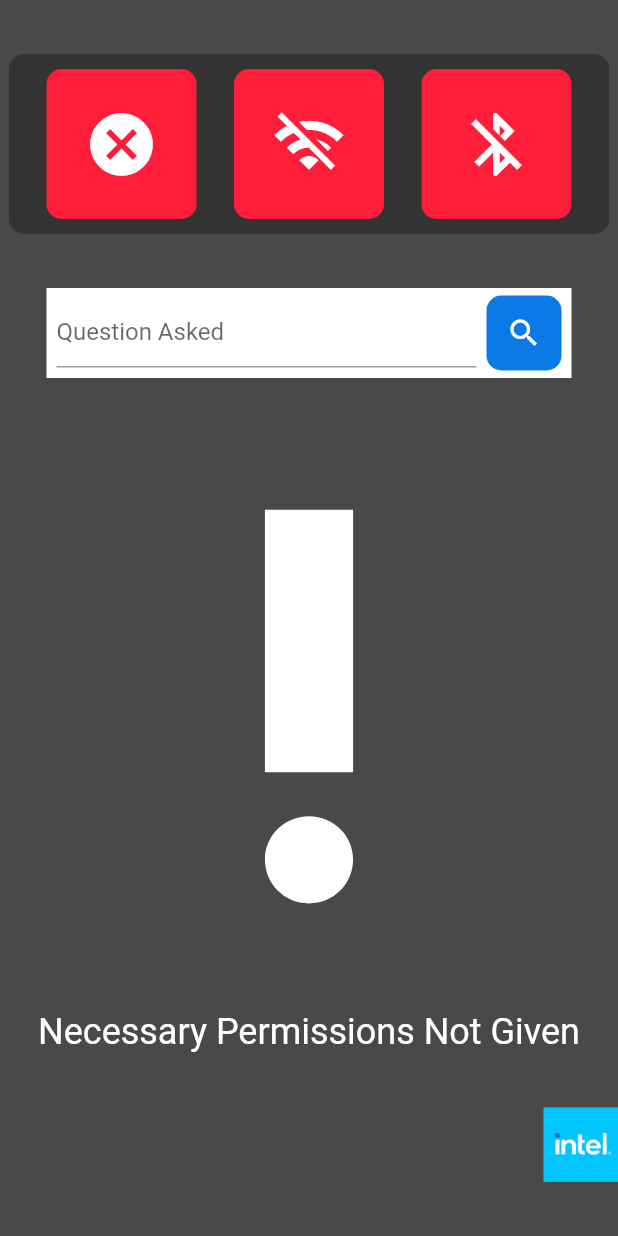
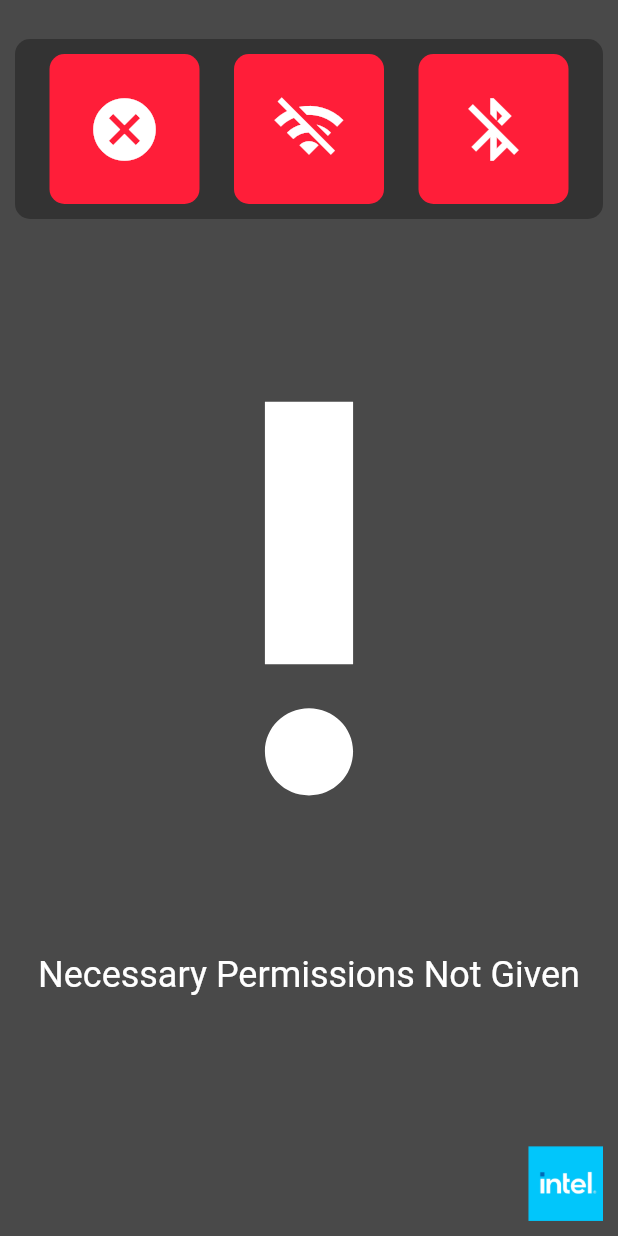
Before and after one commit to UCL-SightPlusPlus/SightPlusPlus-App, a Flutter app: the PermissionScreen screen opened directly, on a phone screen of 412 x 824 dp. Run offline on Flutter 3.47's test engine with Material 2 defaults, Android fonts, the phone set to English and light mode, and no system bars; our stand-ins replace dio, flutter_local_notifications, flutter_native_timezone, permission_handler, rxdart, speech_to_text and 1 more; missing offline and left inert: flutter_beacon, text_to_speech, translator, wifi_iot; statements that could not run were skipped.

Commit message:
Changed the PermissionScreen's UI.

```diff
--- a/lib/ui.dart
+++ b/lib/ui.dart
@@ -155,11 +155,12 @@ class PermissionScreen extends StatelessWidget {
       backgroundColor: const Color(0xff494949),
       body: Center(
         child: Column(
-          mainAxisAlignment:MainAxisAlignment.spaceEvenly,
+          mainAxisAlignment:MainAxisAlignment.end,
           children:[
             Container(
               width: 400,
               height: 120,
+              margin: const EdgeInsets.fromLTRB(10,10,10,70),
               decoration: const BoxDecoration(
                 color:Color(0xff333333),
                 borderRadius:BorderRadius.all(Radius.circular(10.0)),
@@ -199,40 +200,7 @@ class PermissionScreen extends StatelessWidget {
             ),
 
             Container(
-              width:350,
-              height: 60,
-              color: Colors.white,
-              //child: const Text('Not Connected', style: TextStyle(color:Colors.white,fontSize:30.0)),
-              child: Row(
-                mainAxisAlignment: MainAxisAlignment.spaceEvenly,
-                children: [
-                  Container(
-                    width:280,
-                    height: 50,
-                    decoration: const BoxDecoration(
-                      color:Colors.white,
-                      borderRadius:BorderRadius.all(Radius.circular(10.0)),
-                    ),
-                    child: const TextField(
-                      decoration: InputDecoration(
-                          hintText: "Question Asked"
-                      ),
-                    ),
-                  ),
-                  Container(
-                      width:50,
-                      height: 50,
-                      decoration: const BoxDecoration(
-                        color:Color(0xff0b7ae6),
-                        borderRadius:BorderRadius.all(Radius.circular(10.0)),
-                      ),
-                      child: const Icon(Icons.search, color: Colors.white,semanticLabel: 'Question is Completed',)
-                  ),
-                ],
-              ),
-            ),
-
-            Container(
+              margin: const EdgeInsets.fromLTRB(10, 0, 10, 70),
               width: double.infinity,
               height: 350,
               //decoration: const BoxDecoration(
@@ -250,17 +218,25 @@ class PermissionScreen extends StatelessWidget {
               ),
             ),
             // Add Margin to push word inwards
-            const Text('Necessary Permissions Not Given', textAlign: TextAlign.center,
-                style: TextStyle(color:Colors.white,fontSize:24.0)),
-            Container(
+            const Padding(
+              padding: EdgeInsets.fromLTRB(10, 0, 10, 100),
+              child: Text('Necessary Permissions Not Given', textAlign: TextAlign.center,
+                  style: TextStyle(color:Colors.white,fontSize:24.0)),
+            ),
+
+            Padding(
+              padding: EdgeInsets.fromLTRB(0,0,10,10),
               child: Row(
                   mainAxisAlignment: MainAxisAlignment.end,
                   children: [
-                    const Image(image: AssetImage("images/intel_logo.png"),height: 50, width: 50,semanticLabel: 'Intel Logo'),
+                    Image(
+                      image: AssetImage("images/intel_logo.png"),
+                      height: 50,
+                      width: 50,semanticLabel: 'Intel Logo',
+                    ),
                   ]
               ),
-            ),
-
+            )
           ],
         ),
       ),
```
Also changed, not shown: pubspec.lock.
